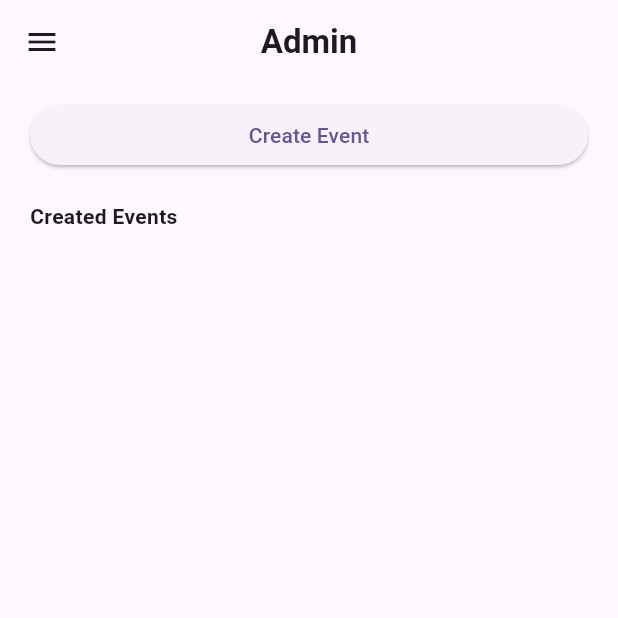
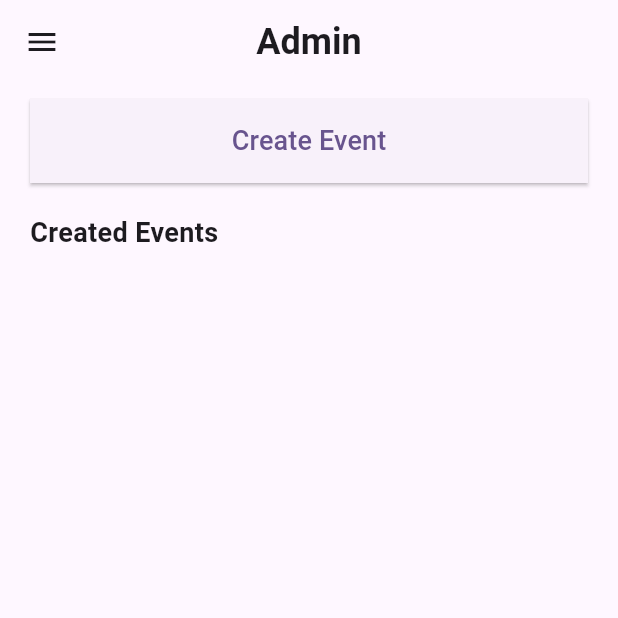
Before and after one commit to shamanth07/ArtHub_flutter, a Flutter app: the screen it shows after launch, on a phone screen of 412 x 824 dp, the top half of it. Run offline on Flutter 3.47's test engine with Material 3 defaults, Android fonts, the phone set to English and light mode, and no system bars; our stand-ins replace firebase_auth, firebase_core, firebase_database; accounts and stored records are empty.

Commit message:
30 commit

```diff
--- a/lib/Admin/Adhome.dart
+++ b/lib/Admin/Adhome.dart
@@ -1,4 +1,5 @@
 import 'package:flutter/material.dart';
+import 'package:art_hub/Admin/CreatEvent.dart';
 
 class AdminEventsPage extends StatelessWidget {
   const AdminEventsPage({super.key});
@@ -12,7 +13,10 @@ class AdminEventsPage extends StatelessWidget {
         ),
       ),
       appBar: AppBar(
-        title: const Text("Admin", style: TextStyle(fontWeight: FontWeight.bold)),
+        title: const Text(
+          "Admin",
+          style: TextStyle(fontWeight: FontWeight.bold, fontSize: 24),
+        ),
         centerTitle: true,
         leading: Builder(
           builder: (context) => IconButton(
@@ -29,15 +33,33 @@ class AdminEventsPage extends StatelessWidget {
             SizedBox(
               width: double.infinity,
               child: ElevatedButton(
-                onPressed: () {},
-                child: const Text("Create Event"),
+                style: ElevatedButton.styleFrom(
+                  shape: RoundedRectangleBorder(
+                    borderRadius: BorderRadius.zero,
+                  ),
+                  padding: const EdgeInsets.symmetric(vertical: 15),
+                ),
+                onPressed: () {
+                  Navigator.push(
+                    context,
+                    MaterialPageRoute(builder: (context) => CreateEventPage()),
+                  );
+                },
+                child: const Text(
+                  "Create Event",
+                  style: TextStyle(fontSize: 18),
+                ),
               ),
             ),
             const SizedBox(height: 20),
             const Align(
               alignment: Alignment.centerLeft,
-              child: Text("Created Events", style: TextStyle(fontWeight: FontWeight.bold)),
+              child: Text(
+                "Created Events",
+                style: TextStyle(fontWeight: FontWeight.bold, fontSize: 18),
+              ),
             ),
+            const SizedBox(height: 10),
 
           ],
         ),
@@ -45,7 +67,7 @@ class AdminEventsPage extends StatelessWidget {
     );
   }
 
-  Widget eventCard({required String title, required String time}) {
+  static Widget eventCard({required String title, required String time}) {
     return Card(
       shape: RoundedRectangleBorder(
         side: const BorderSide(color: Colors.black26),
@@ -58,7 +80,10 @@ class AdminEventsPage extends StatelessWidget {
             Row(
               children: [
                 Expanded(
-                  child: Text(title, style: const TextStyle(fontSize: 16, fontWeight: FontWeight.w500)),
+                  child: Text(
+                    title,
+                    style: const TextStyle(fontSize: 16, fontWeight: FontWeight.w500),
+                  ),
                 ),
                 IconButton(
                   onPressed: () {},
@@ -72,9 +97,12 @@ class AdminEventsPage extends StatelessWidget {
               children: [
                 OutlinedButton(
                   onPressed: () {},
-                  child: const Text("Edit"),
+                  child: const Text("Edit", style: TextStyle(fontSize: 14)),
                 ),
-                Text(time, style: const TextStyle(color: Colors.grey)),
+                Text(
+                  time,
+                  style: const TextStyle(color: Colors.grey, fontSize: 14),
+                ),
               ],
             ),
           ],
```
